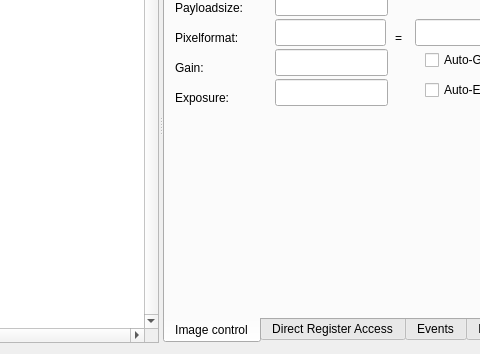
Old version of the form Source/res/v4l2test.ui in the repository alliedvision/V4L2Viewer; both pictures show x 275 to 755 and y 466 to 820 of the 1224 by 820 pixel window.
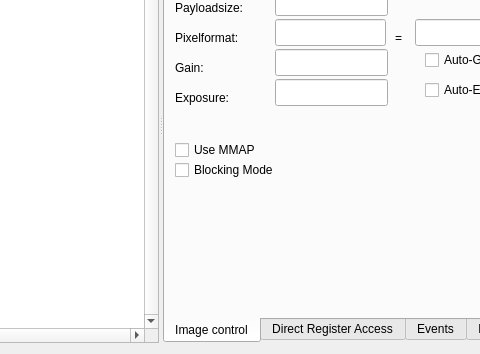
New version of the form. Icons and pictures are not drawn.

Commit message: Checkboxes moved

```diff
--- a/Source/res/v4l2test.ui
+++ b/Source/res/v4l2test.ui
@@ -709,6 +709,38 @@
            <string>=</string>
           </property>
          </widget>
+         <widget class="QCheckBox" name="m_chkBlockingMode">
+          <property name="enabled">
+           <bool>true</bool>
+          </property>
+          <property name="geometry">
+           <rect>
+            <x>10</x>
+            <y>250</y>
+            <width>131</width>
+            <height>22</height>
+           </rect>
+          </property>
+          <property name="text">
+           <string>Blocking Mode</string>
+          </property>
+         </widget>
+         <widget class="QCheckBox" name="m_chkUseMMAP">
+          <property name="enabled">
+           <bool>true</bool>
+          </property>
+          <property name="geometry">
+           <rect>
+            <x>10</x>
+            <y>230</y>
+            <width>93</width>
+            <height>22</height>
+           </rect>
+          </property>
+          <property name="text">
+           <string>Use MMAP</string>
+          </property>
+         </widget>
         </widget>
         <widget class="QWidget" name="m_DirectRegisterAccessTab">
          <attribute name="title">
```
Left out of the diff: 2 changed lines with no effect on the pictures. The commit also changes 1 other file.
